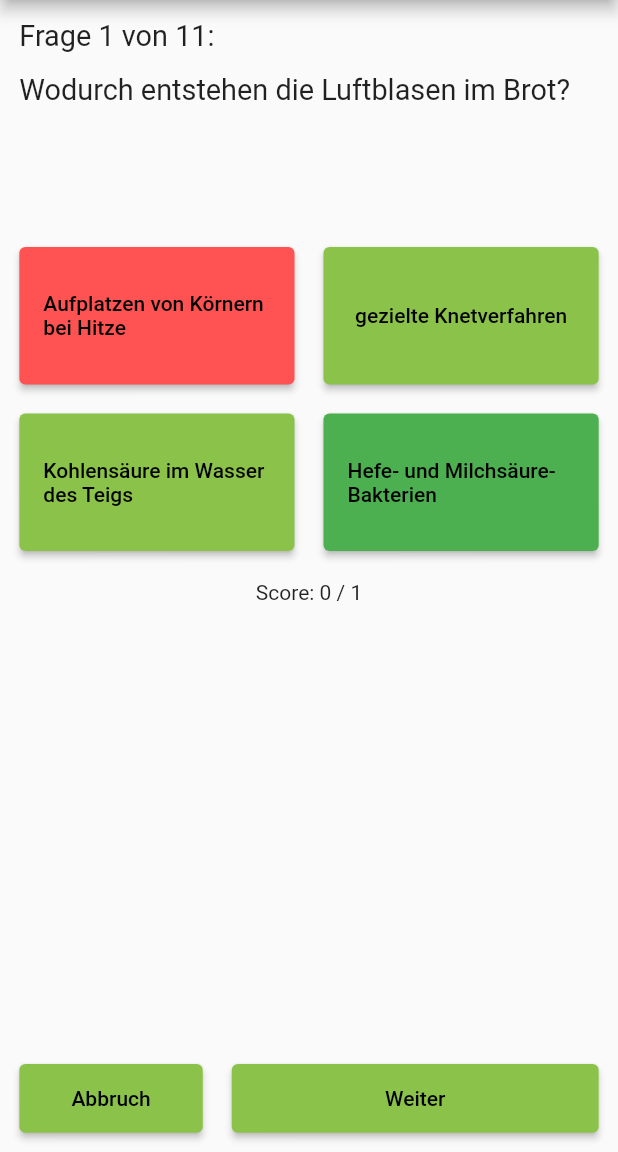
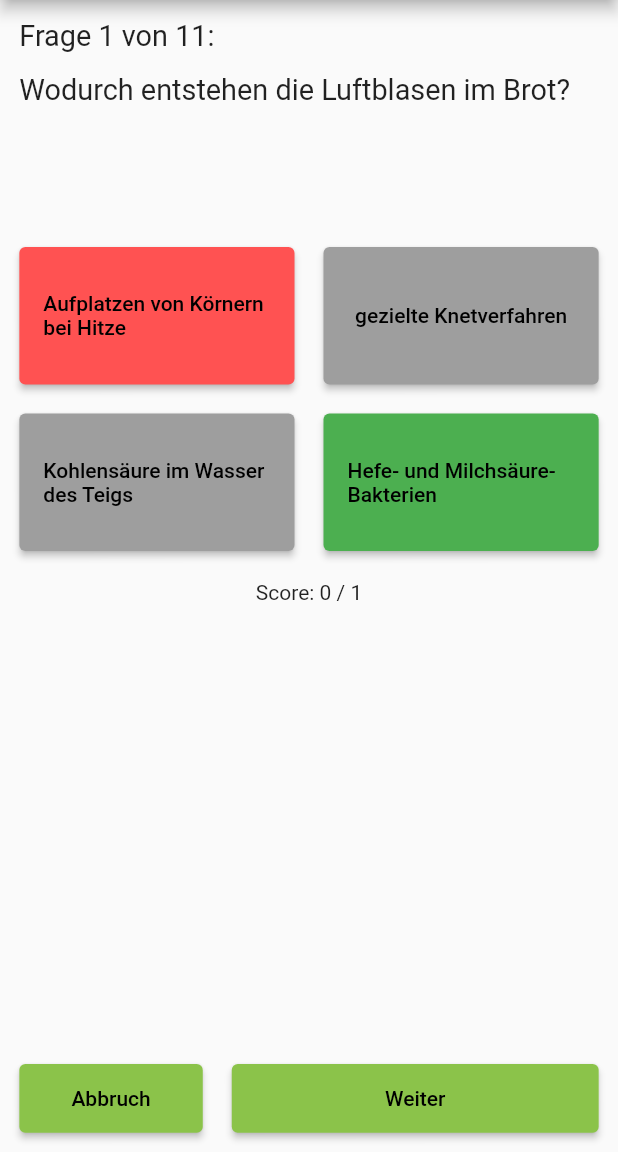
Before and after one commit to Davomat/Qwiz, a Flutter app: the QuizPage screen opened directly with empty values, after a tap on "Aufplatzen von Körnern bei Hitze", on a phone screen of 412 x 824 dp, the part 84-1236 px from its top. Run offline on Flutter 3.47's test engine with Material 2 defaults, Android fonts, the phone set to English and light mode, and no system bars.

Commit message:
completed Dark Mode

```diff
--- a/lib/question_catcher.dart
+++ b/lib/question_catcher.dart
@@ -686,5 +686,5 @@ class QuestionCatcher {
 
     return questions;
   }
-
+// TODO mal mit punkt ersetzen
 }
--- a/lib/quiz_page.dart
+++ b/lib/quiz_page.dart
@@ -16,9 +16,9 @@ class QuizPage extends StatefulWidget {
 }
 
 class _QuizPageState extends State<QuizPage> {
-  final unClickedColor = Colors.grey.shade400;
   final wrongClickedColor = Colors.redAccent.shade200;
   final rightClickedColor = Colors.green;
+  final unClickedColor = Colors.grey;
 
   bool answerButtonsAreEnabled = true;
   bool nextButtonIsEnabled = false;
@@ -62,6 +62,7 @@ class _QuizPageState extends State<QuizPage> {
 
   setButtonColors(String answerText) {
     setState(() {
+      buttonColor1 = buttonColor2 = buttonColor3 = buttonColor4 = unClickedColor;
       if (answerText1 == answerText) buttonColor1 = wrongClickedColor;
       if (answerText2 == answerText) buttonColor2 = wrongClickedColor;
       if (answerText3 == answerText) buttonColor3 = wrongClickedColor;
@@ -75,7 +76,7 @@ class _QuizPageState extends State<QuizPage> {
 
   resetButtonColors() {
     setState(() {
-      buttonColor1 = buttonColor2 = buttonColor3 = buttonColor4 = Theme.of(context).primaryColor; // TODO
+      buttonColor1 = buttonColor2 = buttonColor3 = buttonColor4 = Theme.of(context).primaryColor;
     });
   }
 
@@ -83,7 +84,6 @@ class _QuizPageState extends State<QuizPage> {
     setState(() {
       if (questionCounter < numberOfQuestions - 1) {
         nextButtonIsEnabled = false;
-        resetButtonColors();
         infoText = '';
         questionCounter++;
         answerButtonsAreEnabled = true;
@@ -144,6 +144,7 @@ class _QuizPageState extends State<QuizPage> {
     if (answerButtonsAreEnabled) {
       setQuestions(QuestionCatcher.getQuestions(category));
       setNumberOfQuestions();
+      resetButtonColors();
       updateAllTexts(questions);
     }
 
--- a/lib/result_page.dart
+++ b/lib/result_page.dart
@@ -59,8 +59,8 @@ class _ResultPageState extends State<ResultPage> {
             begin: Alignment.bottomRight,
             end: Alignment.topLeft,
             colors: <Color>[
-              Colors.lightGreen.shade400,
-              Colors.white,
+              Theme.of(context).bottomAppBarColor,
+              Theme.of(context).primaryColor,
             ],
           ),
         ),
--- a/lib/theme_provider.dart
+++ b/lib/theme_provider.dart
@@ -9,7 +9,7 @@ class FadeTransitionBuilder extends PageTransitionsBuilder {
 ThemeData light = ThemeData(
   brightness: Brightness.light,
   primarySwatch: Colors.lightGreen,
-  accentColor: Colors.lightGreenAccent,
+  primaryColor: Colors.lightGreen,
   pageTransitionsTheme: PageTransitionsTheme(builders: {
     TargetPlatform.iOS: FadeTransitionBuilder(),
     TargetPlatform.android: FadeTransitionBuilder(),
@@ -19,7 +19,7 @@ ThemeData light = ThemeData(
 ThemeData dark = ThemeData(
   brightness: Brightness.dark,
   primarySwatch: Colors.indigo,
-  accentColor: Colors.indigoAccent,
+  primaryColor: Colors.indigo,
   pageTransitionsTheme: PageTransitionsTheme(builders: {
     TargetPlatform.iOS: FadeTransitionBuilder(),
     TargetPlatform.android: FadeTransitionBuilder(),
--- a/lib/title_screen.dart
+++ b/lib/title_screen.dart
@@ -54,8 +54,8 @@ class TitleScreen extends StatelessWidget {
             begin: Alignment.topLeft,
             end: Alignment.bottomRight,
             colors: <Color>[
-              Colors.lightGreen.shade400,
-              Colors.white,
+              Theme.of(context).primaryColor,
+              Theme.of(context).bottomAppBarColor,
             ],
           ),
         ),
```
